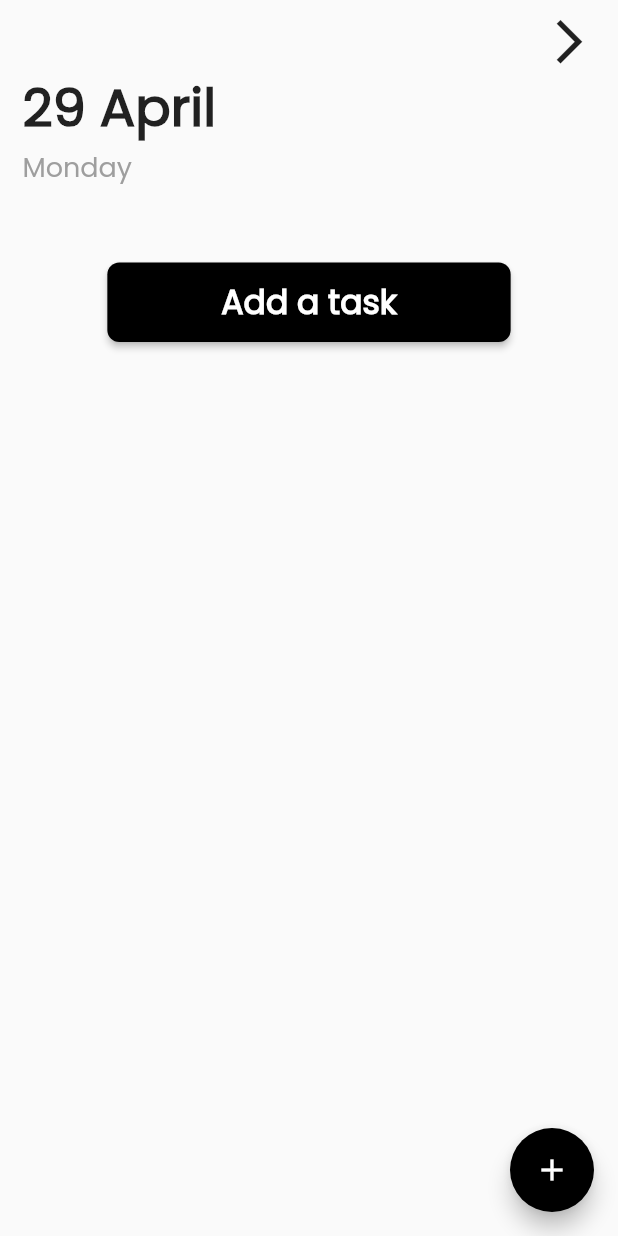
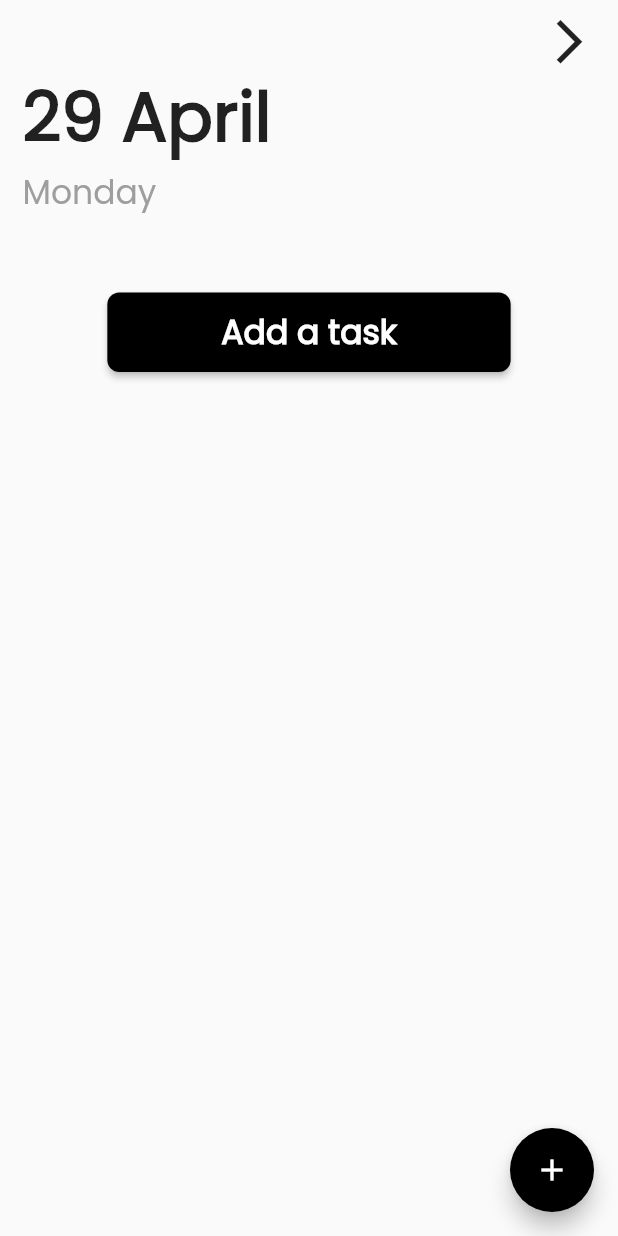
Before and after one commit to txnello/daily-planner, a Flutter app: the screen it shows after launch, on a phone screen of 412 x 824 dp. Run offline on Flutter 3.47's test engine with Material 2 defaults, Android fonts, the phone set to English and light mode, and no system bars; our stand-ins replace flutter_local_notifications, flutter_native_timezone, permission_handler, sqflite, timezone; accounts and stored records are empty.

Commit message:
UI fixes

```diff
--- a/dailyplanner/lib/widgets/custom-date.dart
+++ b/dailyplanner/lib/widgets/custom-date.dart
@@ -20,11 +20,11 @@ class _CustomDateState extends State<CustomDate> {
       children: [
         Text(
           widget.date,
-          style: TextStyle(fontSize: 35, fontWeight: FontWeight.bold),
+          style: TextStyle(fontSize: 45, fontWeight: FontWeight.bold),
         ),
         Text(
           widget.day,
-          style: TextStyle(fontSize: 18, color: Colors.grey),
+          style: TextStyle(fontSize: 22, color: Colors.grey),
         ),
       ],
     );
```
